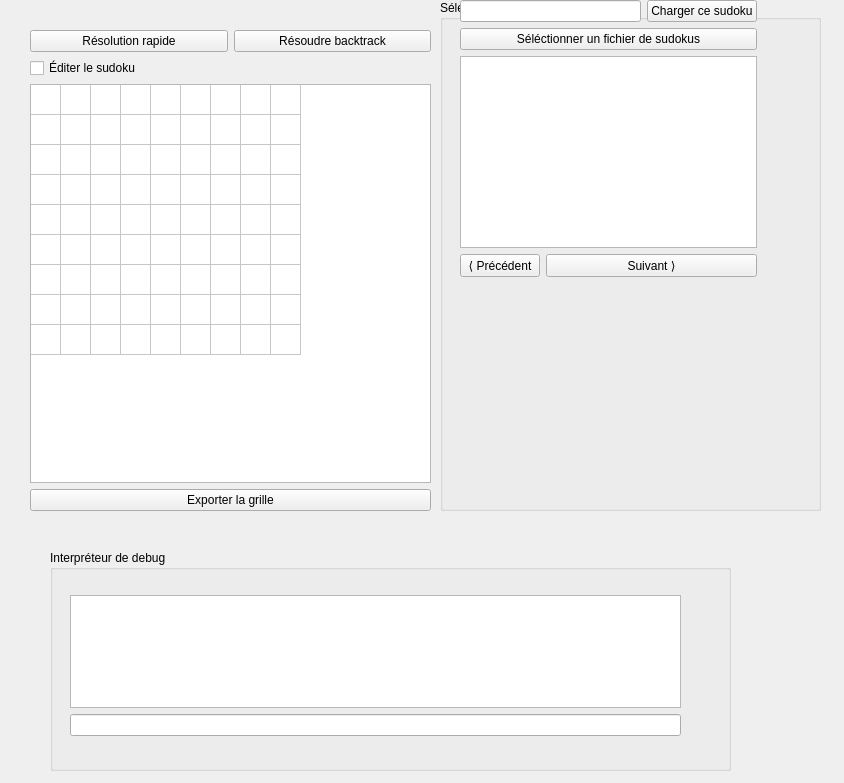
This is qtcreator-ui/SudokuSolver/mainwindow.ui in JeanRibes/PIT_sudoku_Jean_Ribes as Qt 5 draws it before an edit. The edited form follows.
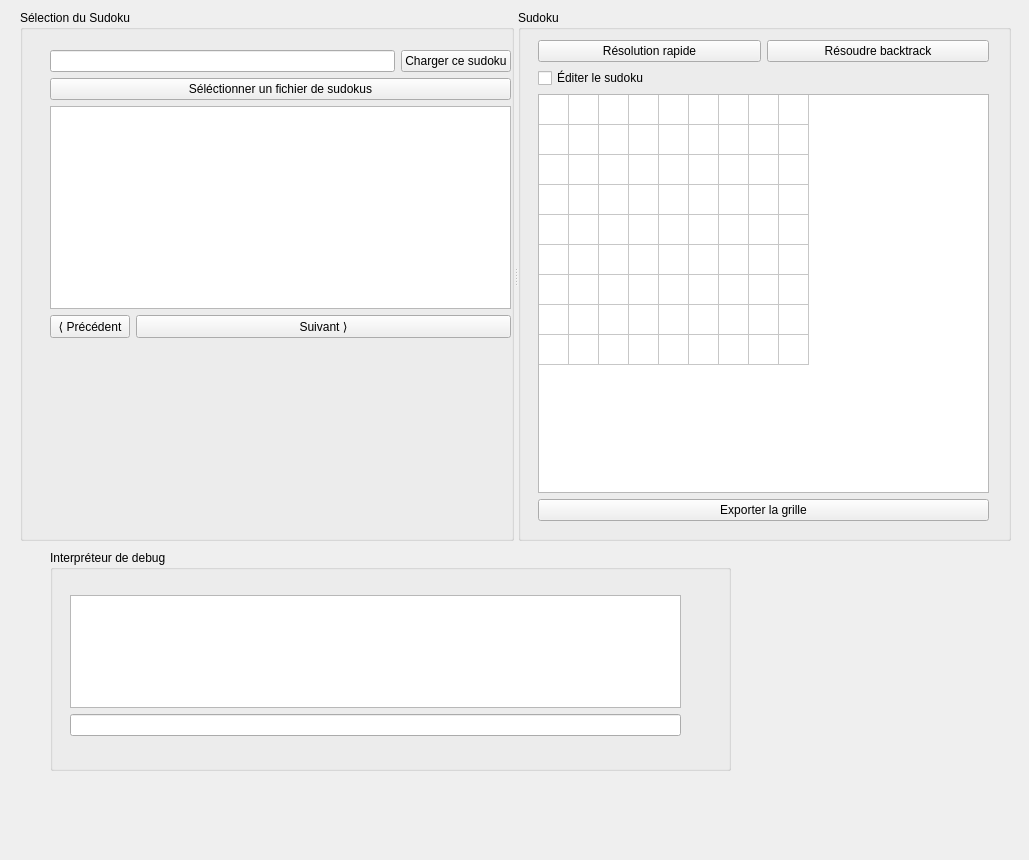
This is the edited form.

Diff of the .ui file:
```diff
--- a/qtcreator-ui/SudokuSolver/mainwindow.ui
+++ b/qtcreator-ui/SudokuSolver/mainwindow.ui
@@ -6,8 +6,8 @@
    <rect>
     <x>0</x>
     <y>0</y>
-    <width>844</width>
-    <height>783</height>
+    <width>1029</width>
+    <height>860</height>
    </rect>
   </property>
   <property name="sizePolicy">
@@ -94,14 +94,24 @@
      </layout>
     </widget>
    </widget>
+   <widget class="QSplitter" name="splitter">
+    <property name="geometry">
+     <rect>
+      <x>20</x>
+      <y>10</y>
+      <width>991</width>
+      <height>531</height>
+     </rect>
+    </property>
+    <property name="orientation">
+     <enum>Qt::Horizontal</enum>
+    </property>
    <widget class="QGroupBox" name="selectBox">
-    <property name="geometry">
-     <rect>
-      <x>440</x>
-      <y>0</y>
-      <width>381</width>
-      <height>511</height>
-     </rect>
+     <property name="sizePolicy">
+      <sizepolicy hsizetype="Minimum" vsizetype="Minimum">
+       <horstretch>0</horstretch>
+       <verstretch>0</verstretch>
+      </sizepolicy>
     </property>
     <property name="title">
      <string>Sélection du Sudoku</string>
@@ -109,10 +119,10 @@
     <widget class="QWidget" name="verticalLayoutWidget_2">
      <property name="geometry">
       <rect>
-       <x>20</x>
-       <y>0</y>
-       <width>297</width>
-       <height>309</height>
+        <x>30</x>
+        <y>40</y>
+        <width>461</width>
+        <height>471</height>
       </rect>
      </property>
      <layout class="QVBoxLayout" name="selectLayout">
@@ -186,27 +196,22 @@
      </layout>
     </widget>
    </widget>
-   <widget class="QWidget" name="sudokuContainer" native="true">
-    <property name="geometry">
-     <rect>
-      <x>30</x>
-      <y>20</y>
-      <width>401</width>
-      <height>491</height>
-     </rect>
-    </property>
+    <widget class="QGroupBox" name="sudokuContainer">
     <property name="sizePolicy">
      <sizepolicy hsizetype="Preferred" vsizetype="Preferred">
       <horstretch>0</horstretch>
       <verstretch>0</verstretch>
      </sizepolicy>
     </property>
-    <widget class="QWidget" name="">
+     <property name="title">
+      <string>Sudoku</string>
+     </property>
+     <widget class="QWidget" name="layoutWidget">
      <property name="geometry">
       <rect>
-       <x>0</x>
-       <y>10</y>
-       <width>401</width>
+        <x>20</x>
+        <y>30</y>
+        <width>451</width>
        <height>481</height>
       </rect>
      </property>
@@ -319,21 +324,6 @@
      </layout>
     </widget>
    </widget>
-   <widget class="QWidget" name="splitterContainer" native="true">
-    <property name="geometry">
-     <rect>
-      <x>10</x>
-      <y>10</y>
-      <width>831</width>
-      <height>521</height>
-     </rect>
-    </property>
-    <property name="sizePolicy">
-     <sizepolicy hsizetype="Maximum" vsizetype="Maximum">
-      <horstretch>0</horstretch>
-      <verstretch>0</verstretch>
-     </sizepolicy>
-    </property>
    </widget>
   </widget>
  </widget>
```
Lines whose indentation alone changed are shown as unchanged.
